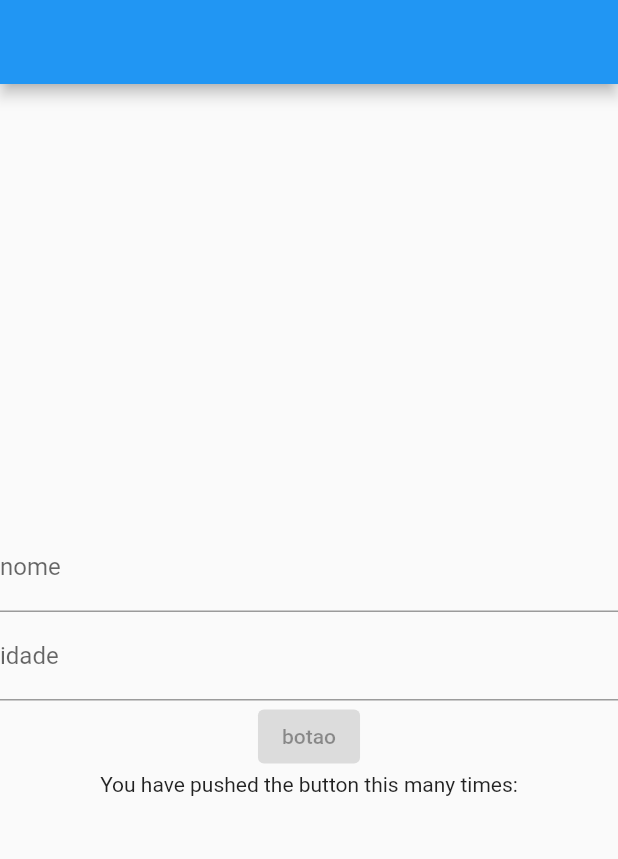
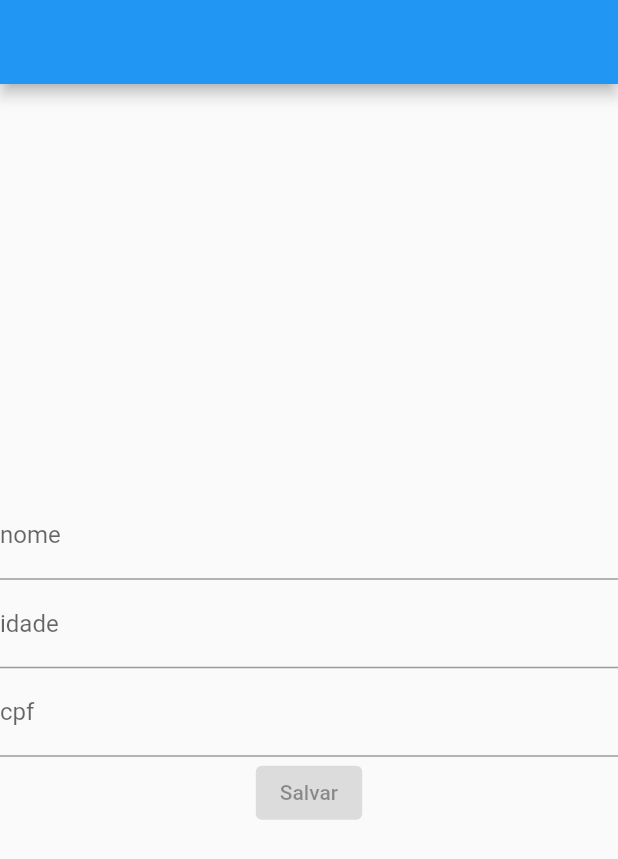
Before and after one commit to henriq44/Agenda_contatos_mobx, a Flutter app: the screen it shows after launch, on a phone screen of 412 x 824 dp. Shown: the top 859 px of the screen. Run offline on Flutter 3.47's test engine with Material 2 defaults, Android fonts, the light colour scheme and no system bars; our stand-ins replace flutter_mobx, mobx, shared_preferences; generated files the repository leaves out were written again.

Commit message:
cpf - mensagem - botão corrigidos

```diff
--- a/lib/counter_store.dart
+++ b/lib/counter_store.dart
@@ -10,6 +10,9 @@ abstract class _CounterStoreBase with Store {
 
   @observable
   String idade = '';
+
+  @observable
+  String cpf = '';
 
   @observable
   bool isSaved = false;
@@ -25,6 +28,11 @@ abstract class _CounterStoreBase with Store {
     idade = value;
     setIsSaved(false);
   }
+   @action
+  void setCpf(String value) {
+    cpf = value;
+    setIsSaved(false);
+  }
 
   @action
   void setIsSaved(bool value) => isSaved = value;
@@ -34,6 +42,7 @@ abstract class _CounterStoreBase with Store {
     final prefs = await SharedPreferences.getInstance();
     await prefs.setString('nome', nome);
     await prefs.setString('idade', idade);
+    await prefs.setString('cpf', cpf);
     setIsSaved(true);
   }
 
@@ -42,6 +51,7 @@ abstract class _CounterStoreBase with Store {
     final prefs = await SharedPreferences.getInstance();
     setNome(prefs.getString('nome') ?? '');
     setIdade(prefs.getString('idade') ?? '');
+    setCpf(prefs.getString('cpf') ?? '');
   }
 
   @computed
--- a/lib/main.dart
+++ b/lib/main.dart
@@ -83,17 +83,24 @@
                         counter.setIdade(value);
                       },
                     ),
+                     TextFormField(
+                      initialValue: counter.idade,
+                      decoration: const InputDecoration(
+                        labelText: 'cpf',
+                      ),
+                      onChanged: (String value) {
+                        counter.setCpf(value);
+                      },
+                    ),
                     ElevatedButton(
                       onPressed: counter.isValid
                           ? () async {
                               counter.save();
                             }
                           : null,
-                      child: const Text('botao'),
+                      child: const Text('Salvar'),
                     ),
-                    const Text(
-                      'You have pushed the button this many times:',
-                    ),
+
                   ],
                 ),
               );
```
